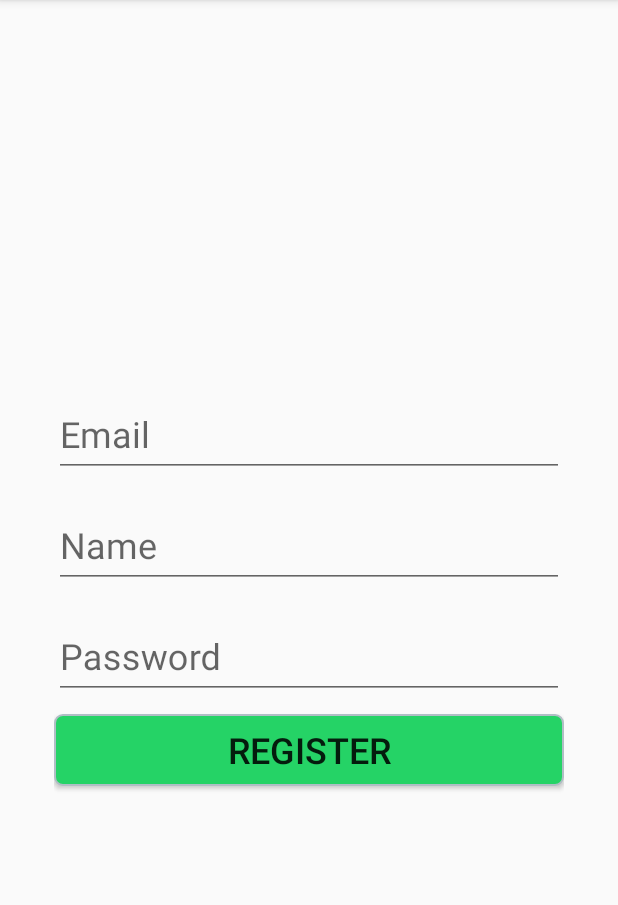
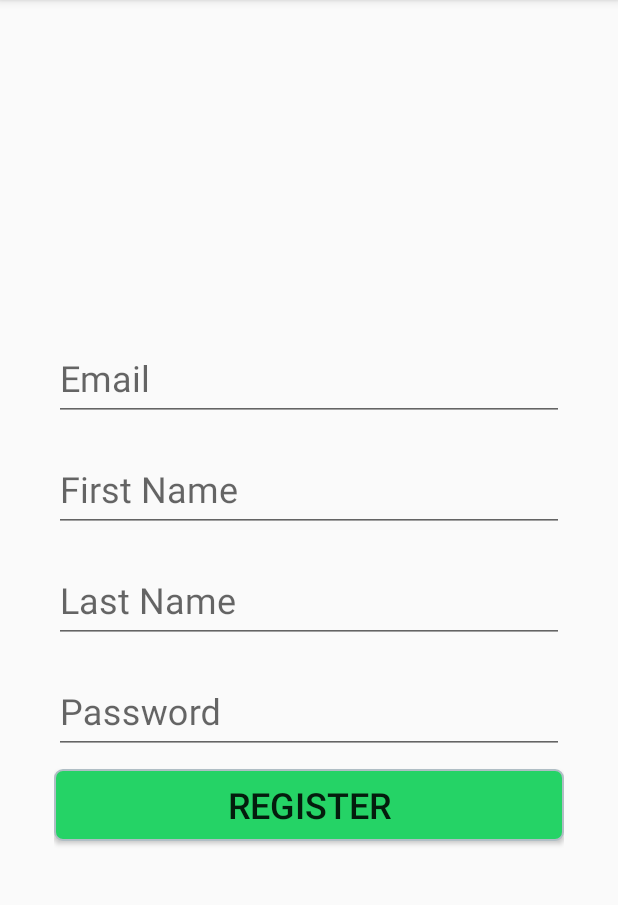
Before and after one commit to Kineruth/MemoryApp, an Android app: the RegisterActivity screen opened directly, with no data from a screen before it, on a phone screen of 412 x 824 dp, the part 84-989 px from its top. Run offline under Robolectric (Android 15) with nearby library versions, the phone set to English and light mode, and no system bars.

Commit message:
Added first and last name to registration

```diff
--- a/app/src/main/res/layout/activity_login.xml
+++ b/app/src/main/res/layout/activity_login.xml
@@ -79,8 +79,9 @@
         android:layout_gravity="center_horizontal"
         android:clickable="true"
         android:gravity="bottom"
-        android:text="@string/tv_register"
+        android:text="No Account Yet?\n Create One Now"
         android:textSize="@dimen/text_small"
+        android:textColor="@color/colorPrimary"
         android:textStyle="bold" />
 
 </RelativeLayout>
--- a/app/src/main/res/layout/activity_register.xml
+++ b/app/src/main/res/layout/activity_register.xml
@@ -28,10 +28,10 @@
         android:layout_marginTop="10dp">
 
         <EditText
-            android:id="@+id/etName"
+            android:id="@+id/etFirstName"
             android:layout_width="match_parent"
             android:layout_height="wrap_content"
-            android:hint="@string/hint_et_name"
+            android:hint="First Name"
             android:inputType="text"
             android:textSize="@dimen/text_medium" />
     </android.support.design.widget.TextInputLayout>
@@ -42,12 +42,26 @@
         android:layout_marginTop="10dp">
 
         <EditText
-            android:id="@+id/etPassword"
+            android:id="@+id/etLastName"
             android:layout_width="match_parent"
             android:layout_height="wrap_content"
-            android:hint="@string/hint_et_pass"
-            android:inputType="textPassword"
+            android:hint="Last Name"
+            android:inputType="text"
             android:textSize="@dimen/text_medium" />
+    </android.support.design.widget.TextInputLayout>
+
+    <android.support.design.widget.TextInputLayout
+        android:layout_width="match_parent"
+        android:layout_height="wrap_content"
+        android:layout_marginTop="10dp">
+
+    <EditText
+        android:id="@+id/etPassword2"
+        android:layout_width="match_parent"
+        android:layout_height="wrap_content"
+        android:hint="@string/hint_et_pass"
+        android:inputType="textPassword"
+        android:textSize="@dimen/text_medium" />
     </android.support.design.widget.TextInputLayout>
 
     <Button
```
